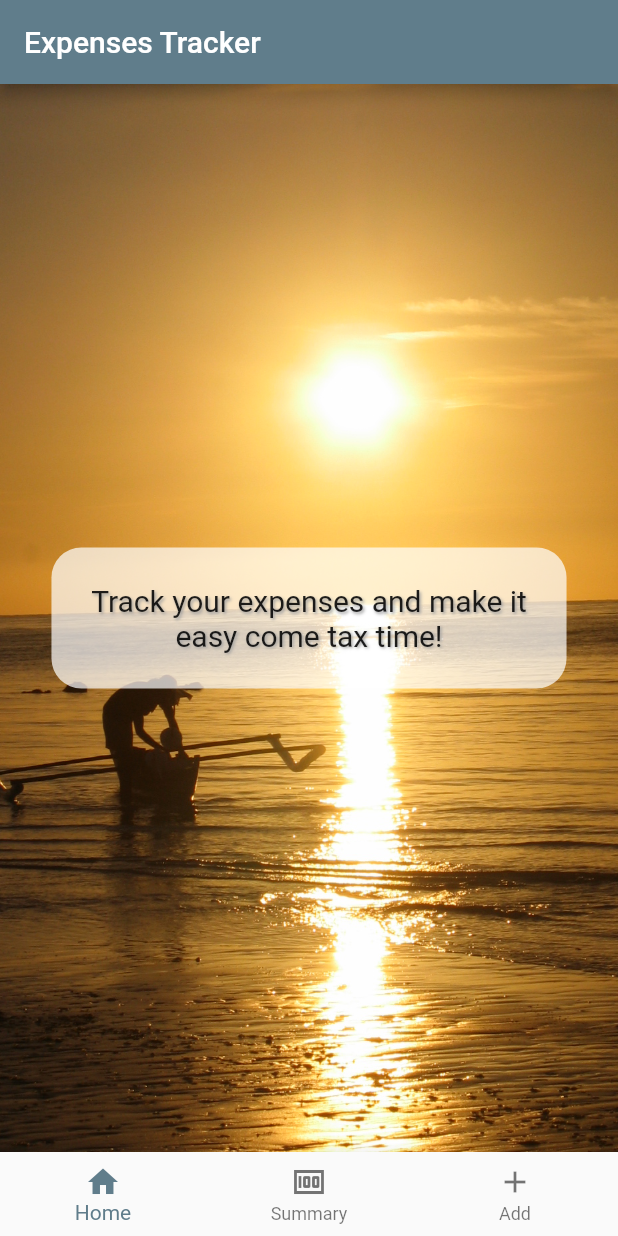
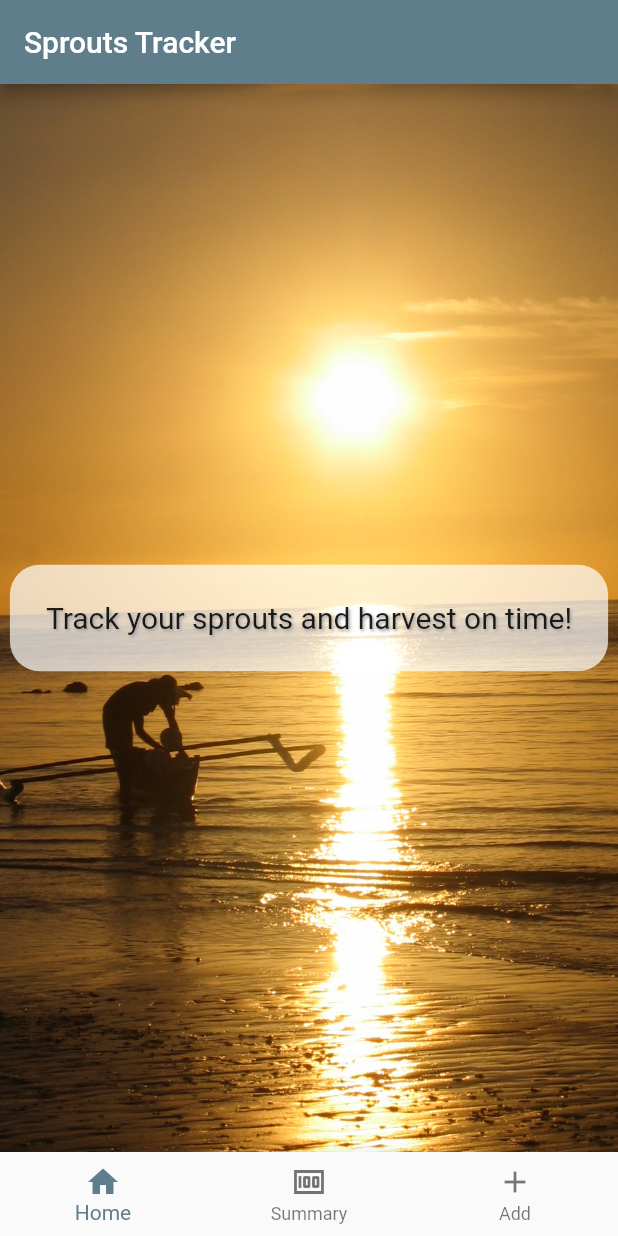
Before and after one commit to deanagan/expenses_tracker, a Flutter app: the screen it shows after launch, on a phone screen of 412 x 824 dp. Run offline on Flutter 3.47's test engine with Material 2 defaults, Android fonts, the light colour scheme and no system bars.

Commit message:
Rename to sprouts tracker

```diff
--- a/lib/main.dart
+++ b/lib/main.dart
@@ -1,14 +1,14 @@
 import 'package:flutter/material.dart';
-import 'package:expenses_tracker/screens/intro_screen.dart';
-import 'package:expenses_tracker/screens/summary.dart';
-import 'package:expenses_tracker/screens/add_expense.dart';
+import 'package:sprouts_tracker/screens/intro_screen.dart';
+import 'package:sprouts_tracker/screens/summary.dart';
+import 'package:sprouts_tracker/screens/add_expense.dart';
 
 void main() {
-  runApp(const ExpensesTrackerApp());
+  runApp(const SproutsTrackerApp());
 }
 
-class ExpensesTrackerApp extends StatelessWidget {
-  const ExpensesTrackerApp({Key? key}) : super(key: key);
+class SproutsTrackerApp extends StatelessWidget {
+  const SproutsTrackerApp({Key? key}) : super(key: key);
 
   @override
   Widget build(BuildContext context) {
--- a/lib/screens/add_expense.dart
+++ b/lib/screens/add_expense.dart
@@ -1,5 +1,5 @@
 import 'package:flutter/material.dart';
-import 'package:expenses_tracker/shared/bottom_navigation.dart';
+import 'package:sprouts_tracker/shared/bottom_navigation.dart';
 
 class AddExpense extends StatelessWidget {
   const AddExpense({Key? key}) : super(key: key);
--- a/lib/screens/intro_screen.dart
+++ b/lib/screens/intro_screen.dart
@@ -1,6 +1,6 @@
 import 'package:flutter/material.dart';
-// import 'package:expenses_tracker/shared/menu_drawer.dart';
-import 'package:expenses_tracker/shared/bottom_navigation.dart';
+// import 'package:sprouts_tracker/shared/menu_drawer.dart';
+import 'package:sprouts_tracker/shared/bottom_navigation.dart';
 
 class IntroScreen extends StatelessWidget {
   const IntroScreen({Key? key}) : super(key: key);
@@ -8,7 +8,7 @@ class IntroScreen extends StatelessWidget {
   @override
   Widget build(BuildContext context) {
     return Scaffold(
-        appBar: AppBar(title: const Text('Expenses Tracker')),
+        appBar: AppBar(title: const Text('Sprouts Tracker')),
         //drawer: const MenuDrawer(),
         bottomNavigationBar: const BottomMenu(),
         body: Container(
@@ -23,8 +23,7 @@ class IntroScreen extends StatelessWidget {
                     borderRadius: BorderRadius.all(Radius.circular(20)),
                     color: Colors.white70,
                   ),
-                  child: const Text(
-                      'Track your expenses and make it \neasy come tax time!',
+                  child: const Text('Track your sprouts and harvest on time!',
                       textAlign: TextAlign.center,
                       style: TextStyle(fontSize: 20, shadows: [
                         Shadow(
--- a/lib/screens/summary.dart
+++ b/lib/screens/summary.dart
@@ -1,5 +1,5 @@
 import 'package:flutter/material.dart';
-import 'package:expenses_tracker/shared/bottom_navigation.dart';
+import 'package:sprouts_tracker/shared/bottom_navigation.dart';
 
 class Summary extends StatelessWidget {
   const Summary({Key? key}) : super(key: key);
--- a/lib/shared/bottom_navigation.dart
+++ b/lib/shared/bottom_navigation.dart
@@ -1,5 +1,5 @@
 import 'package:flutter/material.dart';
-import 'package:expenses_tracker/constants/routes.dart';
+import 'package:sprouts_tracker/constants/routes.dart';
 
 class BottomMenu extends StatelessWidget {
   const BottomMenu({Key? key}) : super(key: key);
--- a/lib/shared/menu_drawer.dart
+++ b/lib/shared/menu_drawer.dart
@@ -12,11 +12,11 @@ class MenuDrawer extends StatelessWidget {
   }
 
   List<Widget> buildMenuItems(BuildContext context) {
-    final List<String> menuTitles = ['Home', 'Expenses', 'Add/Edit Expense'];
+    final List<String> menuTitles = ['Home', 'History', 'Add/Edit'];
     List<Widget> menuItems = [];
     menuItems.add(const DrawerHeader(
         decoration: BoxDecoration(color: Colors.blueGrey),
-        child: Text('Expense Tracker',
+        child: Text('Sprouts Tracker',
             style: TextStyle(color: Colors.white, fontSize: 28))));
 
     for (var element in menuTitles) {
--- a/pubspec.yaml
+++ b/pubspec.yaml
@@ -1,4 +1,4 @@
-name: expenses_tracker
+name: sprouts_tracker
 description: A new Flutter project.
 
 # The following line prevents the package from being accidentally published to
```
Also changed, not shown: 14 other files.
